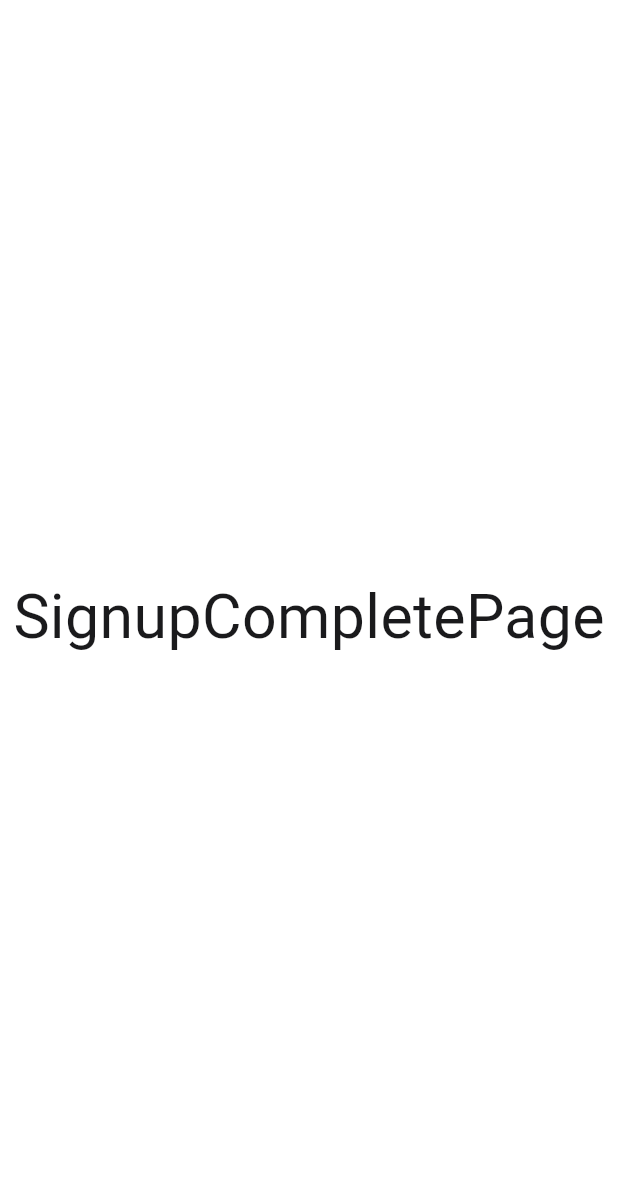
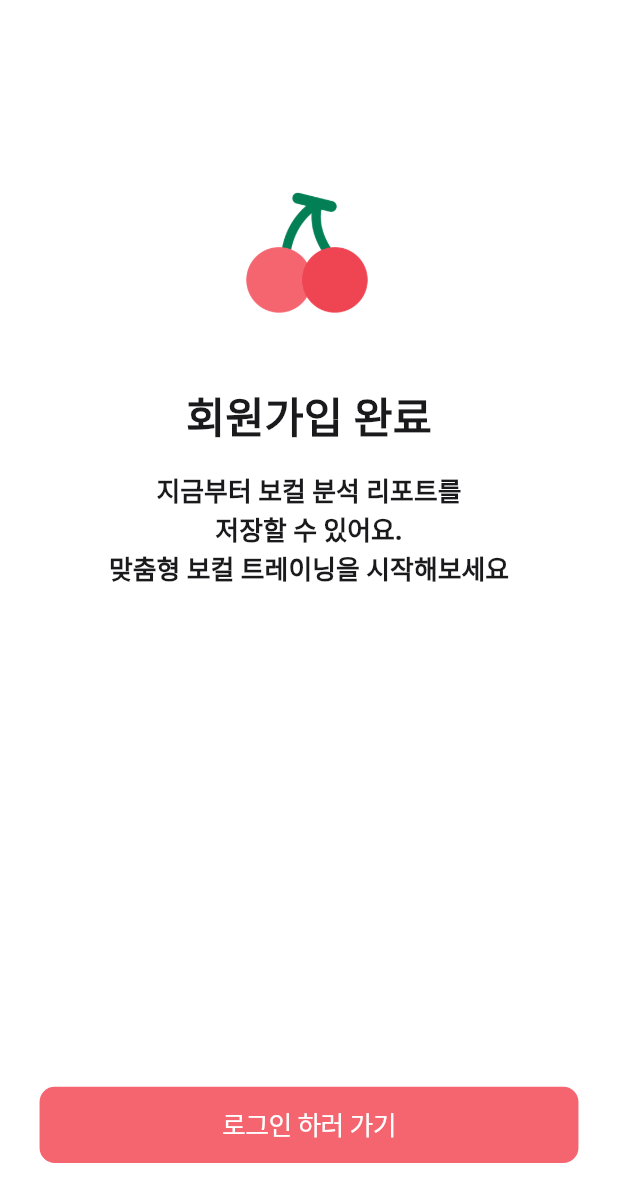
Before and after one commit to SoLit-2025/sync2sing-fe, a Flutter app: the SignupCompletePage screen opened by its route, on a phone screen of 412 x 824 dp. Shown: the top 1202 px of the screen. Run offline on Flutter 3.47's test engine with Material 3 defaults, Android fonts, the light colour scheme and no system bars; our stand-ins replace dots_indicator, flutter_riverpod, flutter_screenutil, go_router, youtube_player_flutter; Roboto replaces fonts that are missing (PretendardVariable).

Commit message:
✨  Feat: SignUpCompletePage 구현 #28

```diff
--- a/lib/features/auth/presentation/pages/signup_complete_page.dart
+++ b/lib/features/auth/presentation/pages/signup_complete_page.dart
@@ -1,15 +1,84 @@
 import 'package:flutter/cupertino.dart';
-import 'package:flutter/material.dart';
+import 'package:flutter_screenutil/flutter_screenutil.dart';
+import 'package:go_router/go_router.dart';
+import 'package:sync2sing/config/routes/route_names.dart';
 import 'package:sync2sing/config/theme/app_text_styles.dart';
+import 'package:sync2sing/config/theme/app_colors.dart';
 
 class SignupCompletePage extends StatelessWidget {
   const SignupCompletePage({super.key});
 
+  void _goToLogin(BuildContext context) {
+    context.go(AppRoutePaths.login);
+  }
+
   @override
   Widget build(BuildContext context) {
-    return Scaffold(
-      body: Center(
-        child: Text("SignupCompletePage", style: AppTextStyles.display1),
+    return CupertinoPageScaffold(
+      backgroundColor: AppColors.grayscale8,
+      child: SafeArea(
+        child: Padding(
+          padding: EdgeInsets.symmetric(horizontal: 24.w),
+          child: Column(
+            mainAxisAlignment: MainAxisAlignment.spaceBetween,
+            children: [
+              Column(
+                children: [
+                  SizedBox(height: 120.h),
+                  Center(
+                    child: Image.asset(
+                      'assets/images/sync2sing_logo_v1.png',
+                      width: 85.w,
+                      height: 85.w,
+                    ),
+                  ),
+                  SizedBox(height: 40.h),
+                  Text(
+                    '회원가입 완료',
+                    style: AppTextStyles.heading2Bold.copyWith(
+                      color: AppColors.grayscale1,
+                      decoration: TextDecoration.none,
+                    ),
+                    textAlign: TextAlign.center,
+                  ),
+                  SizedBox(height: 16.h),
+                  Text(
+                    '지금부터 보컬 분석 리포트를\n저장할 수 있어요.\n맞춤형 보컬 트레이닝을 시작해보세요',
+                    style: AppTextStyles.body1.copyWith(
+                      color: AppColors.grayscale1,
+                      decoration: TextDecoration.none,
+                    ),
+                    textAlign: TextAlign.center,
+                  ),
+                ],
+              ),
+              Padding(
+                padding: EdgeInsets.only(bottom: 48.h),
+                child: SizedBox(
+                  width: 327.w,
+                  height: 50.h,
+                  child: CupertinoTheme(
+                    data: CupertinoTheme.of(
+                      context,
+                    ).copyWith(primaryColor: AppColors.primaryPink),
+                    child: CupertinoButton.filled(
+                      borderRadius: BorderRadius.circular(10.r),
+                      padding: EdgeInsets.zero,
+                      onPressed: () => _goToLogin(context),
+                      child: Text(
+                        '로그인 하러 가기',
+                        style: AppTextStyles.body1White.copyWith(
+                          color: AppColors.grayscale8,
+                        ),
+                        textAlign: TextAlign.center,
+                      ),
+                    ),
+                  ),
+                ),
+              ),
+            ],
+          ),
+        ),
       ),
     );
   }
```
